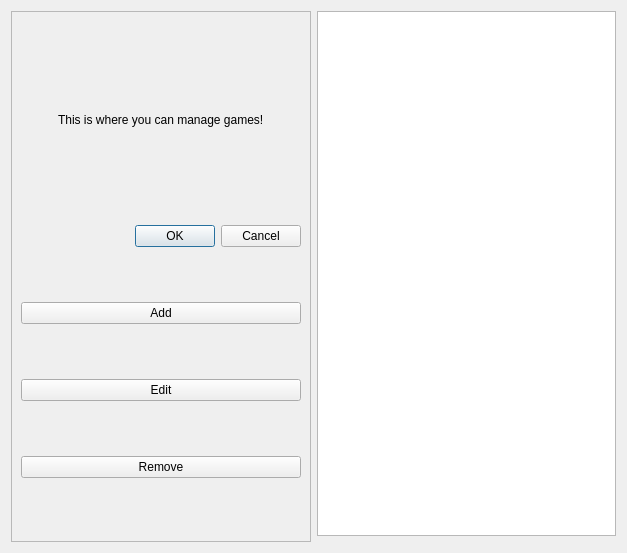
The window that managegamemenu.ui (dartbois/DartsTheEndIsNigh) describes before a commit, drawn with Qt 5.
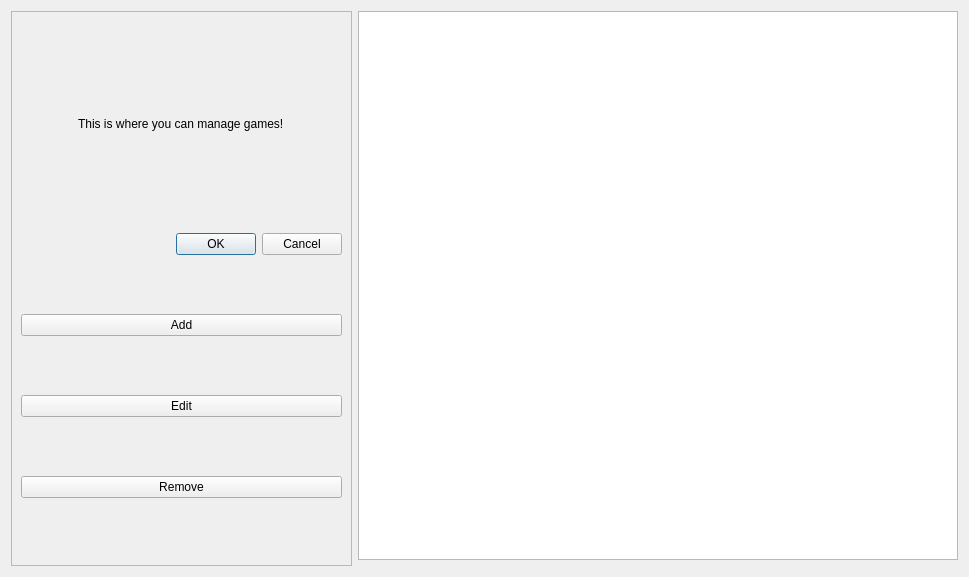
The same window after the commit.

What changed in the file:
```diff
--- a/managegamemenu.ui
+++ b/managegamemenu.ui
@@ -6,8 +6,8 @@
    <rect>
     <x>0</x>
     <y>0</y>
-    <width>627</width>
-    <height>553</height>
+    <width>969</width>
+    <height>577</height>
    </rect>
   </property>
   <property name="minimumSize">
@@ -84,6 +84,12 @@
    </item>
    <item row="0" column="1">
     <widget class="QListWidget" name="listWidget">
+     <property name="minimumSize">
+      <size>
+       <width>600</width>
+       <height>0</height>
+      </size>
+     </property>
      <property name="sizeIncrement">
       <size>
        <width>20</width>
```
